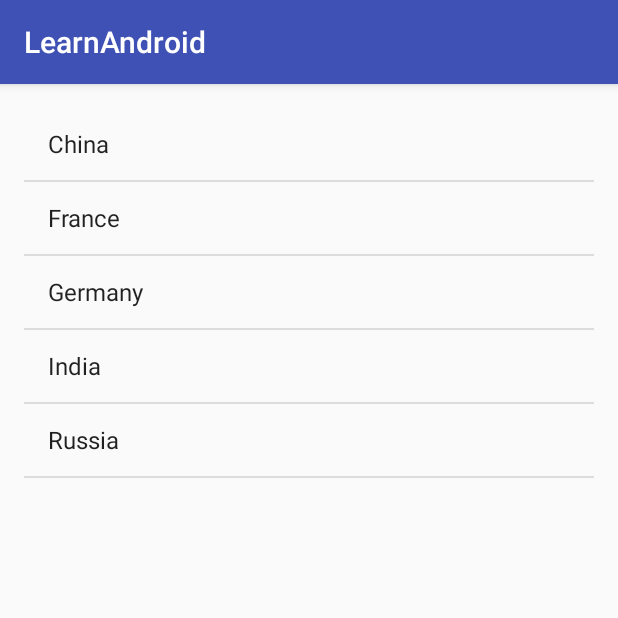
After one commit to anztrax/learn-making-android-app, an Android app: the SwipeToRefreshActivity screen opened directly, with no data from a screen before it, on a phone screen of 412 x 824 dp, the top half of it. The commit adds this screen. Run offline under Robolectric (Android 15) with nearby library versions, the phone set to English and light mode, and no system bars.

Commit message:
add MultiTouchZoomActiviy and SwipeToRefreshActivity

```diff
--- a/app/src/main/AndroidManifest.xml
+++ b/app/src/main/AndroidManifest.xml
@@ -109,6 +109,10 @@
         </activity>
         <activity android:name=".touchscreenandsensors.CommonGestureActivity">
         </activity>
+        <activity android:name=".touchscreenandsensors.MultiTouchZoomActivity">
+        </activity>
+        <activity android:name=".touchscreenandsensors.SwipeToRefreshActivity">
+        </activity>
     </application>
 
 </manifest>
--- /dev/null
+++ b/app/src/main/java/com/hello/test/learnandroid/touchscreenandsensors/SwipeToRefreshActivity.java
@@ -0,0 +1,48 @@
+package com.hello.test.learnandroid.touchscreenandsensors;
+
+import android.support.v4.widget.SwipeRefreshLayout;
+import android.support.v7.app.AppCompatActivity;
+import android.os.Bundle;
+import android.widget.ArrayAdapter;
+import android.widget.ListAdapter;
+import android.widget.ListView;
+
+import com.hello.test.learnandroid.R;
+
+import java.util.ArrayList;
+import java.util.Arrays;
+import java.util.List;
+
+public class SwipeToRefreshActivity extends AppCompatActivity {
+  private SwipeRefreshLayout swipeRefreshLayout;
+  private ListView listView;
+  private List<String> mArrayList = new ArrayList<>();
+  private int mRefreshCount = 0;
+
+  @Override
+  protected void onCreate(Bundle savedInstanceState) {
+    super.onCreate(savedInstanceState);
+    setContentView(R.layout.activity_swipe_to_refresh);
+    swipeRefreshLayout = (SwipeRefreshLayout)findViewById(R.id.activity_swipe_to_refresh);
+    swipeRefreshLayout.setOnRefreshListener(new SwipeRefreshLayout.OnRefreshListener() {
+      @Override
+      public void onRefresh() {
+        refreshList();
+      }
+    });
+
+    listView = (ListView)findViewById(android.R.id.list);
+    String[] countries = new String[]{"China","France","Germany","India","Russia"};
+    mArrayList = new ArrayList<String>(Arrays.asList(countries));
+    ListAdapter countryAdapter = new ArrayAdapter<String>(this,android.R.layout.simple_list_item_1,mArrayList);
+    listView.setAdapter(countryAdapter);
+  }
+
+  public void refreshList(){
+    mRefreshCount++;
+    mArrayList.add("Refresh: " + mRefreshCount);
+    ListAdapter mCountryAdapter = new ArrayAdapter<String>(this,android.R.layout.simple_list_item_1,mArrayList);
+    listView.setAdapter(mCountryAdapter);
+    swipeRefreshLayout.setRefreshing(false);
+  }
+}
--- /dev/null
+++ b/app/src/main/res/layout/activity_swipe_to_refresh.xml
@@ -0,0 +1,17 @@
+<?xml version="1.0" encoding="utf-8"?>
+<android.support.v4.widget.SwipeRefreshLayout
+    android:id="@+id/activity_swipe_to_refresh"
+    xmlns:android="http://schemas.android.com/apk/res/android"
+    xmlns:tools="http://schemas.android.com/tools"
+    android:layout_width="match_parent"
+    android:layout_height="match_parent"
+    android:paddingBottom="@dimen/activity_vertical_margin"
+    android:paddingLeft="@dimen/activity_horizontal_margin"
+    android:paddingRight="@dimen/activity_horizontal_margin"
+    android:paddingTop="@dimen/activity_vertical_margin"
+    tools:context="com.hello.test.learnandroid.touchscreenandsensors.SwipeToRefreshActivity">
+    <ListView
+        android:id="@android:id/list"
+        android:layout_width="match_parent"
+        android:layout_height="match_parent" />
+</android.support.v4.widget.SwipeRefreshLayout>
```
Also changed, not shown: app/src/main/java/com/hello/test/learnandroid/TouchScreenAndSensorsMainActivity.java (+12 -0 lines), app/src/main/java/com/hello/test/learnandroid/touchscreenandsensors/MultiTouchZoomActivity.java (added, +42 -0 lines), app/src/main/res/layout/activity_multi_touch_zoom.xml (added, +21 -0 lines), app/src/main/res/layout/activity_touch_screen_and_sensors_main.xml (+12 -0 lines).
